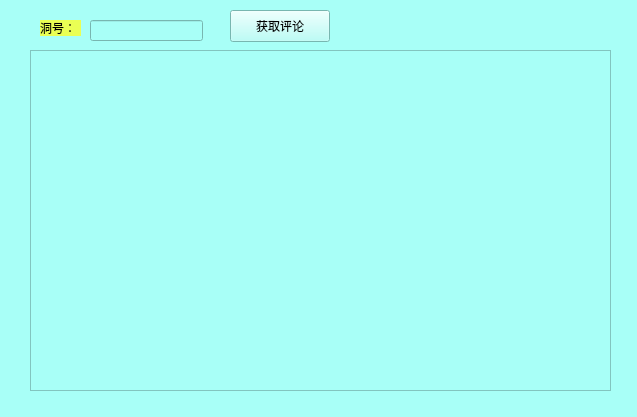
Before: the Qt Designer form Helper/comment.ui in champion-chenpeng/CuteSunny, drawn with Qt 5.
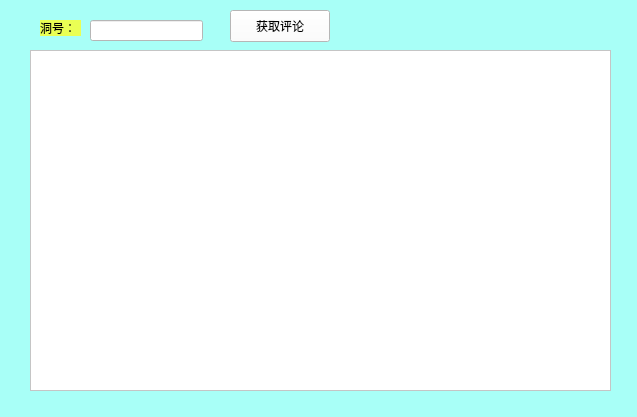
After: the same form once the commit is applied.

```diff
--- a/Helper/comment.ui
+++ b/Helper/comment.ui
@@ -48,6 +48,12 @@
      <height>21</height>
     </rect>
    </property>
+   <property name="styleSheet">
+    <string notr="true">QLineEdit
+{
+background: rgb(255, 255, 255)
+}</string>
+   </property>
   </widget>
   <widget class="QTextBrowser" name="textBrowser">
    <property name="geometry">
@@ -58,6 +64,12 @@
      <height>341</height>
     </rect>
    </property>
+   <property name="styleSheet">
+    <string notr="true">QTextBrowser
+{
+background: rgb(255, 255, 255);
+}</string>
+   </property>
   </widget>
   <widget class="QPushButton" name="pushButton">
    <property name="geometry">
@@ -68,6 +80,12 @@
      <height>32</height>
     </rect>
    </property>
+   <property name="styleSheet">
+    <string notr="true">QPushButton
+{
+background: white;
+}</string>
+   </property>
    <property name="text">
     <string>获取评论</string>
    </property>
```
